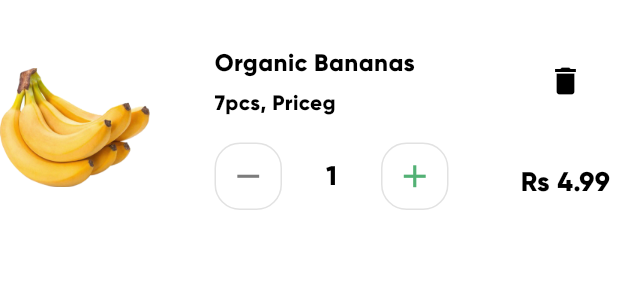
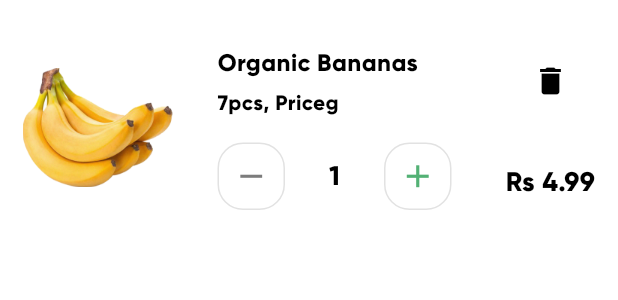
Before and after one commit to ChakaliMadhu6302769895/Flutter-Grocery-App-UI-main, a Flutter app: the ChartItemWidget widget shown alone on an empty page, opened directly with sample values from the repository, after a tap on the "add" icon, on a phone screen of 412 x 824 dp. Shown: the top 300 px of the screen. Run offline on Flutter 3.47's test engine with Material 3 defaults, Android fonts, the phone set to English and light mode, and no system bars; our stand-ins replace flutter_svg.

```diff
--- a/lib/screens/cart/checkout_bottom_sheet.dart
+++ b/lib/screens/cart/checkout_bottom_sheet.dart
@@ -68,7 +68,7 @@ class _CheckoutBottomSheetState extends State<CheckoutBottomSheet> {
               label: "Place Order",
               fontWeight: FontWeight.w600,
               padding: EdgeInsets.symmetric(
-                vertical: 25,
+                vertical: 20,
               ),
               onPressed: () {
                 onPlaceOrderClicked();
--- a/lib/widgets/chart_item_widget.dart
+++ b/lib/widgets/chart_item_widget.dart
@@ -6,13 +6,13 @@ import 'item_counter_widget.dart';
 class ChartItemWidget extends StatefulWidget {
   final GroceryItem item;
   final VoidCallback onRemove;
-  final void Function(dynamic newQuantity) onQuantityChanged; // Add this line
+  final void Function(dynamic newQuantity) onQuantityChanged;
 
   ChartItemWidget({
     Key? key,
     required this.item,
     required this.onRemove,
-    required this.onQuantityChanged, // Add this line
+    required this.onQuantityChanged,
   }) : super(key: key);
 
   @override
@@ -35,8 +35,13 @@ class _ChartItemWidgetState extends State<ChartItemWidget> {
           mainAxisAlignment: MainAxisAlignment.spaceBetween,
           crossAxisAlignment: CrossAxisAlignment.stretch,
           children: [
-            imageWidget(),
-            Column(
+            Container(
+              padding: EdgeInsets.only(left:15),
+              child: imageWidget(),
+            ),
+            SizedBox(width: 30),
+            Expanded(
+              child: Column(
                 crossAxisAlignment: CrossAxisAlignment.start,
                 children: [
                   AppText(
@@ -60,21 +65,21 @@ class _ChartItemWidgetState extends State<ChartItemWidget> {
                   ItemCounterWidget(
                     onAmountChanged: (newAmount) {
                       setState(() {
-                      widget.item.quantity = newAmount; // Update item quantity
+                        widget.item.quantity = newAmount;
                       });
 
-                    widget.onQuantityChanged(newAmount); // Invoke the callback
+                      widget.onQuantityChanged(newAmount);
                     },
-                  initialAmount: widget.item.quantity, // Pass the initial quantity
+                    initialAmount: widget.item.quantity,
                   ),
                 ],
+              ),
             ),
             Column(
               children: [
                 IconButton(
                   icon: Icon(Icons.delete),
                   onPressed: () {
-                    // Call onRemove with the updated item quantity
                     widget.onRemove();
                   },
                 ),
@@ -82,7 +87,7 @@ class _ChartItemWidgetState extends State<ChartItemWidget> {
                   flex: 5,
                 ),
                 Container(
-                  width: 70,
+                  width: 90,
                   child: AppText(
                     text: "\Rs ${getPrice().toStringAsFixed(2)}",
                     fontSize: 18,
```
Also changed, not shown: lib/screens/cart/cart_screen.dart (+14 -4 lines). Lines whose indentation alone changed are shown as unchanged.
